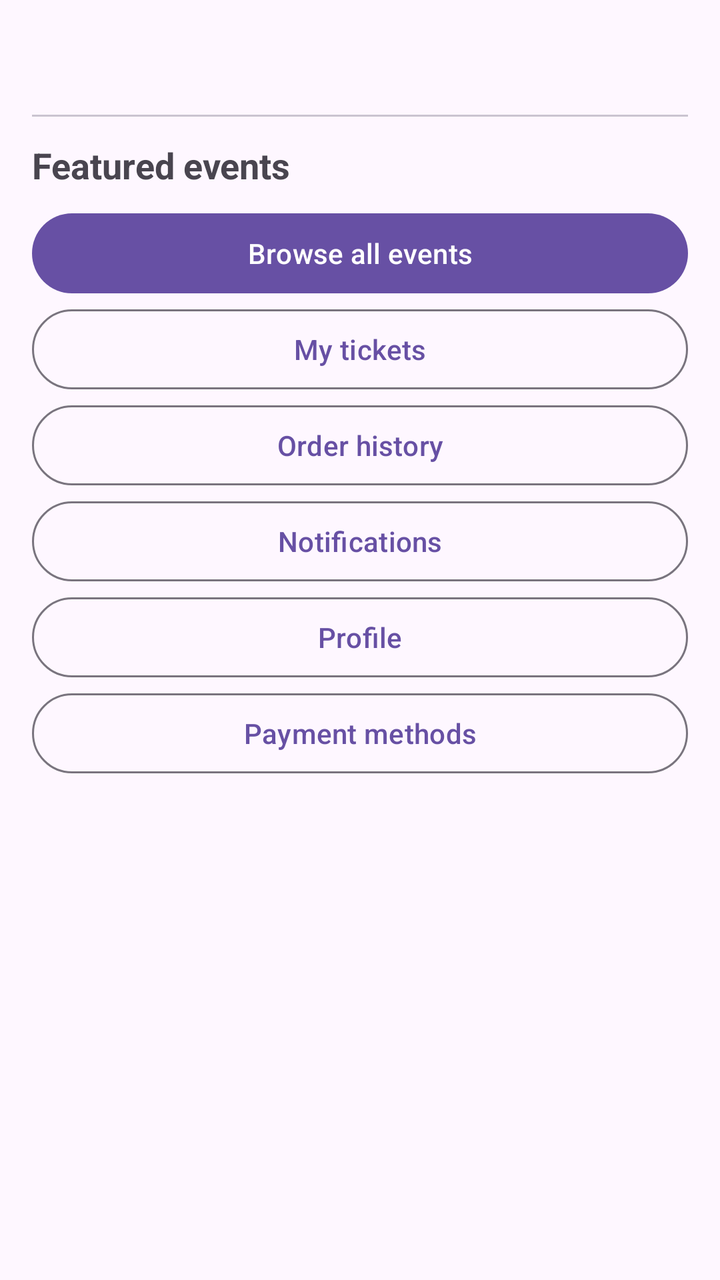
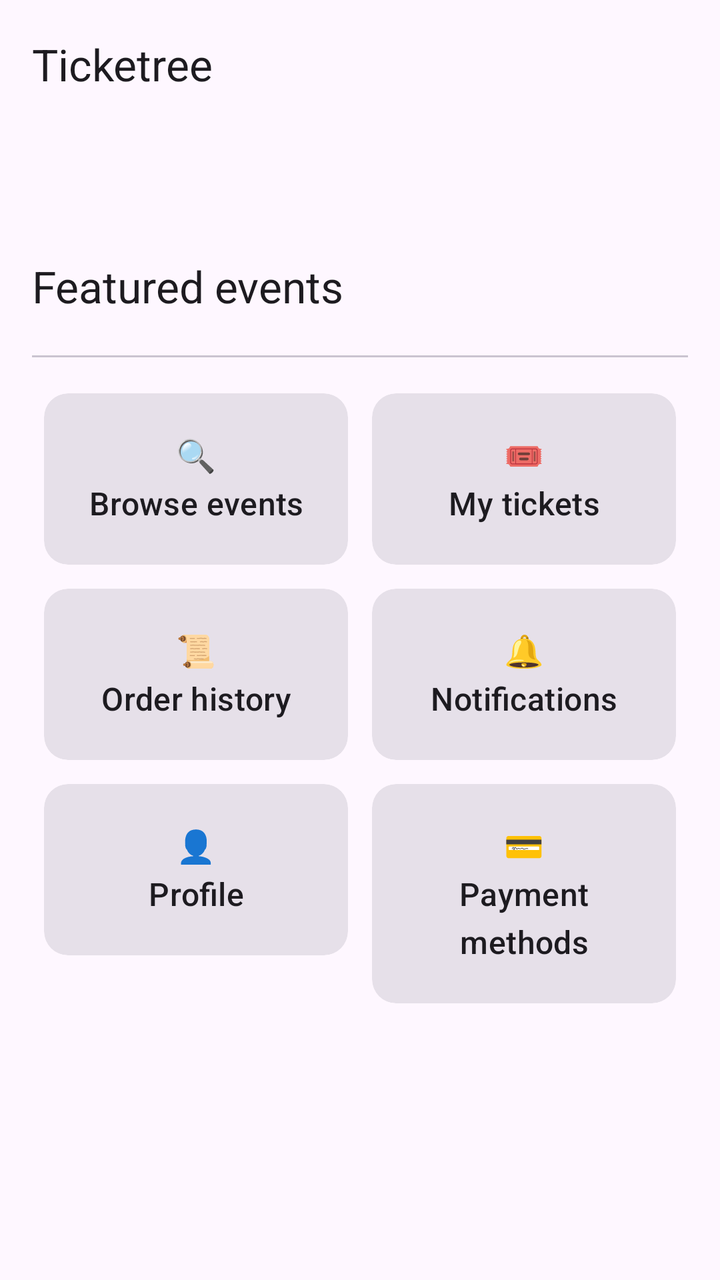

Screens rendered from an Android XML layout before and after an edit, with the pre-edit source and the edit as a unified diff.
<!-- AndroidManifest.xml: application theme Theme.Ticketree -->
<!-- res/layout/activity_home.xml -->
<?xml version="1.0" encoding="utf-8"?>
<ScrollView xmlns:android="http://schemas.android.com/apk/res/android"
    android:layout_width="match_parent"
    android:layout_height="match_parent"
    android:fitsSystemWindows="true">

    <LinearLayout
        android:layout_width="match_parent"
        android:layout_height="wrap_content"
        android:orientation="vertical"
        android:padding="16dp">

        <com.google.android.material.textview.MaterialTextView
            android:id="@+id/tvWelcome"
            android:layout_width="match_parent"
            android:layout_height="wrap_content"
            android:textSize="22sp"
            android:textStyle="bold" />

        <com.google.android.material.divider.MaterialDivider
            android:layout_width="match_parent"
            android:layout_height="wrap_content"
            android:layout_marginVertical="12dp" />

        <com.google.android.material.textview.MaterialTextView
            android:layout_width="match_parent"
            android:layout_height="wrap_content"
            android:text="Featured events"
            android:textSize="18sp"
            android:textStyle="bold" />

        <androidx.recyclerview.widget.RecyclerView
            android:id="@+id/rvFeatured"
            android:layout_width="match_parent"
            android:layout_height="wrap_content"
            android:layout_marginTop="8dp"
            android:nestedScrollingEnabled="false" />

        <com.google.android.material.button.MaterialButton
            android:id="@+id/btnBrowse"
            android:layout_width="match_parent"
            android:layout_height="wrap_content"
            android:text="Browse all events" />

        <com.google.android.material.button.MaterialButton
            android:id="@+id/btnTickets"
            style="@style/Widget.Material3.Button.OutlinedButton"
            android:layout_width="match_parent"
            android:layout_height="wrap_content"
            android:text="My tickets" />

        <com.google.android.material.button.MaterialButton
            android:id="@+id/btnHistory"
            style="@style/Widget.Material3.Button.OutlinedButton"
            android:layout_width="match_parent"
            android:layout_height="wrap_content"
            android:text="Order history" />

        <com.google.android.material.button.MaterialButton
            android:id="@+id/btnNotifications"
            style="@style/Widget.Material3.Button.OutlinedButton"
            android:layout_width="match_parent"
            android:layout_height="wrap_content"
            android:text="Notifications" />

        <com.google.android.material.button.MaterialButton
            android:id="@+id/btnProfile"
            style="@style/Widget.Material3.Button.OutlinedButton"
            android:layout_width="match_parent"
            android:layout_height="wrap_content"
            android:text="Profile" />

        <com.google.android.material.button.MaterialButton
            android:id="@+id/btnPayments"
            style="@style/Widget.Material3.Button.OutlinedButton"
            android:layout_width="match_parent"
            android:layout_height="wrap_content"
            android:text="Payment methods" />
    </LinearLayout>
</ScrollView>
<!-- resources referenced by this layout -->
<resources>
  <style name="Theme.Ticketree" parent="Base.Theme.Ticketree" />
  <style name="Base.Theme.Ticketree" parent="Theme.Material3.DayNight.NoActionBar">
          
          
      </style>
</resources>

<!-- the commit's change to res/layout/activity_home.xml (unified diff, before → after) -->
@@ -1,80 +1,172 @@
 <?xml version="1.0" encoding="utf-8"?>
-<ScrollView xmlns:android="http://schemas.android.com/apk/res/android"
+<LinearLayout xmlns:android="http://schemas.android.com/apk/res/android"
+    xmlns:app="http://schemas.android.com/apk/res-auto"
     android:layout_width="match_parent"
     android:layout_height="match_parent"
-    android:fitsSystemWindows="true">
+    android:fitsSystemWindows="true"
+    android:orientation="vertical">
 
-    <LinearLayout
+    <com.google.android.material.appbar.MaterialToolbar
+        android:id="@+id/toolbar"
         android:layout_width="match_parent"
-        android:layout_height="wrap_content"
-        android:orientation="vertical"
-        android:padding="16dp">
+        android:layout_height="?attr/actionBarSize"
+        app:title="Ticketree" />
 
-        <com.google.android.material.textview.MaterialTextView
-            android:id="@+id/tvWelcome"
+    <ScrollView
+        android:layout_width="match_parent"
+        android:layout_height="0dp"
+        android:layout_weight="1">
+
+        <LinearLayout
             android:layout_width="match_parent"
             android:layout_height="wrap_content"
-            android:textSize="22sp"
-            android:textStyle="bold" />
+            android:orientation="vertical"
+            android:padding="16dp">
 
-        <com.google.android.material.divider.MaterialDivider
-            android:layout_width="match_parent"
-            android:layout_height="wrap_content"
-            android:layout_marginVertical="12dp" />
+            <com.google.android.material.textview.MaterialTextView
+                android:id="@+id/tvWelcome"
+                android:layout_width="match_parent"
+                android:layout_height="wrap_content"
+                android:textAppearance="?attr/textAppearanceHeadlineSmall" />
 
-        <com.google.android.material.textview.MaterialTextView
-            android:layout_width="match_parent"
-            android:layout_height="wrap_content"
-            android:text="Featured events"
-            android:textSize="18sp"
-            android:textStyle="bold" />
+            <com.google.android.material.textview.MaterialTextView
+                android:layout_width="match_parent"
+                android:layout_height="wrap_content"
+                android:layout_marginTop="16dp"
+                android:text="Featured events"
+                android:textAppearance="?attr/textAppearanceTitleLarge" />
 
-        <androidx.recyclerview.widget.RecyclerView
-            android:id="@+id/rvFeatured"
-            android:layout_width="match_parent"
-            android:layout_height="wrap_content"
-            android:layout_marginTop="8dp"
-            android:nestedScrollingEnabled="false" />
+            <androidx.recyclerview.widget.RecyclerView
+                android:id="@+id/rvFeatured"
+                android:layout_width="match_parent"
+                android:layout_height="wrap_content"
+                android:layout_marginTop="8dp"
+                android:nestedScrollingEnabled="false" />
 
-        <com.google.android.material.button.MaterialButton
-            android:id="@+id/btnBrowse"
-            android:layout_width="match_parent"
-            android:layout_height="wrap_content"
-            android:text="Browse all events" />
+            <com.google.android.material.divider.MaterialDivider
+                android:layout_width="match_parent"
+                android:layout_height="wrap_content"
+                android:layout_marginVertical="12dp" />
 
-        <com.google.android.material.button.MaterialButton
-            android:id="@+id/btnTickets"
-            style="@style/Widget.Material3.Button.OutlinedButton"
-            android:layout_width="match_parent"
-            android:layout_height="wrap_content"
-            android:text="My tickets" />
+            <GridLayout
+                android:layout_width="match_parent"
+                android:layout_height="wrap_content"
+                android:columnCount="2">
 
-        <com.google.android.material.button.MaterialButton
-            android:id="@+id/btnHistory"
-            style="@style/Widget.Material3.Button.OutlinedButton"
-            android:layout_width="match_parent"
-            android:layout_height="wrap_content"
-            android:text="Order history" />
+                <com.google.android.material.card.MaterialCardView
+                    android:id="@+id/cardBrowse"
+                    style="@style/Widget.Material3.CardView.Filled"
+                    android:layout_width="0dp"
+                    android:layout_height="wrap_content"
+                    android:layout_columnWeight="1"
+                    android:layout_margin="6dp"
+                    android:clickable="true"
+                    android:focusable="true">
 
-        <com.google.android.material.button.MaterialButton
-            android:id="@+id/btnNotifications"
-            style="@style/Widget.Material3.Button.OutlinedButton"
-            android:layout_width="match_parent"
-            android:layout_height="wrap_content"
-            android:text="Notifications" />
+                    <com.google.android.material.textview.MaterialTextView
+                        android:layout_width="match_parent"
+                        android:layout_height="wrap_content"
+                        android:gravity="center"
+                        android:padding="20dp"
+                        android:text="🔍\nBrowse events"
+                        android:textAppearance="?attr/textAppearanceTitleMedium" />
+                </com.google.android.material.card.MaterialCardView>
 
-        <com.google.android.material.button.MaterialButton
-            android:id="@+id/btnProfile"
-            style="@style/Widget.Material3.Button.OutlinedButton"
-            android:layout_width="match_parent"
-            android:layout_height="wrap_content"
-            android:text="Profile" />
+                <com.google.android.material.card.MaterialCardView
+                    android:id="@+id/cardTickets"
+                    style="@style/Widget.Material3.CardView.Filled"
+                    android:layout_width="0dp"
+                    android:layout_height="wrap_content"
+                    android:layout_columnWeight="1"
+                    android:layout_margin="6dp"
+                    android:clickable="true"
+                    android:focusable="true">
 
-        <com.google.android.material.button.MaterialButton
-            android:id="@+id/btnPayments"
-            style="@style/Widget.Material3.Button.OutlinedButton"
-            android:layout_width="match_parent"
-            android:layout_height="wrap_content"
-            android:text="Payment methods" />
-    </LinearLayout>
-</ScrollView>
+                    <com.google.android.material.textview.MaterialTextView
+                        android:layout_width="match_parent"
+                        android:layout_height="wrap_content"
+                        android:gravity="center"
+                        android:padding="20dp"
+                        android:text="🎟\nMy tickets"
+                        android:textAppearance="?attr/textAppearanceTitleMedium" />
+                </com.google.android.material.card.MaterialCardView>
+
+                <com.google.android.material.card.MaterialCardView
+                    android:id="@+id/cardHistory"
+                    style="@style/Widget.Material3.CardView.Filled"
+                    android:layout_width="0dp"
+                    android:layout_height="wrap_content"
+                    android:layout_columnWeight="1"
+                    android:layout_margin="6dp"
+                    android:clickable="true"
+                    android:focusable="true">
+
+                    <com.google.android.material.textview.MaterialTextView
+                        android:layout_width="match_parent"
+                        android:layout_height="wrap_content"
+                        android:gravity="center"
+                        android:padding="20dp"
+                        android:text="📜\nOrder history"
+                        android:textAppearance="?attr/textAppearanceTitleMedium" />
+                </com.google.android.material.card.MaterialCardView>
+
+                <com.google.android.material.card.MaterialCardView
+                    android:id="@+id/cardNotifications"
+                    style="@style/Widget.Material3.CardView.Filled"
+                    android:layout_width="0dp"
+                    android:layout_height="wrap_content"
+                    android:layout_columnWeight="1"
+                    android:layout_margin="6dp"
+                    android:clickable="true"
+                    android:focusable="true">
+
+                    <com.google.android.material.textview.MaterialTextView
+                        android:layout_width="match_parent"
+                        android:layout_height="wrap_content"
+                        android:gravity="center"
+                        android:padding="20dp"
+                        android:text="🔔\nNotifications"
+                        android:textAppearance="?attr/textAppearanceTitleMedium" />
+                </com.google.android.material.card.MaterialCardView>
+
+                <com.google.android.material.card.MaterialCardView
+                    android:id="@+id/cardProfile"
+                    style="@style/Widget.Material3.CardView.Filled"
+                    android:layout_width="0dp"
+                    android:layout_height="wrap_content"
+                    android:layout_columnWeight="1"
+                    android:layout_margin="6dp"
+                    android:clickable="true"
+                    android:focusable="true">
+
+                    <com.google.android.material.textview.MaterialTextView
+                        android:layout_width="match_parent"
+                        android:layout_height="wrap_content"
+                        android:gravity="center"
+                        android:padding="20dp"
+                        android:text="👤\nProfile"
+                        android:textAppearance="?attr/textAppearanceTitleMedium" />
+                </com.google.android.material.card.MaterialCardView>
+
+                <com.google.android.material.card.MaterialCardView
+                    android:id="@+id/cardPayments"
+                    style="@style/Widget.Material3.CardView.Filled"
+                    android:layout_width="0dp"
+                    android:layout_height="wrap_content"
+                    android:layout_columnWeight="1"
+                    android:layout_margin="6dp"
+                    android:clickable="true"
+                    android:focusable="true">
+
+                    <com.google.android.material.textview.MaterialTextView
+                        android:layout_width="match_parent"
+                        android:layout_height="wrap_content"
+                        android:gravity="center"
+                        android:padding="20dp"
+                        android:text="💳\nPayment methods"
+                        android:textAppearance="?attr/textAppearanceTitleMedium" />
+                </com.google.android.material.card.MaterialCardView>
+            </GridLayout>
+        </LinearLayout>
+    </ScrollView>
+</LinearLayout>
